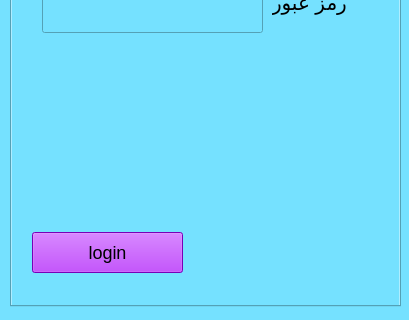
Above: loginpage.ui from ehsan-esf0/Qt-Game before the change; both pictures show x 0 to 409 and y 164 to 484 of the 409 by 484 pixel window. Below: the same form after it.
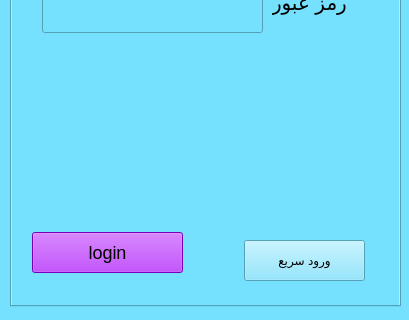
That is the form after the change.

What changed in the file:
```diff
--- a/loginpage.ui
+++ b/loginpage.ui
@@ -320,6 +320,19 @@
       <set>Qt::AlignmentFlag::AlignRight|Qt::AlignmentFlag::AlignTrailing|Qt::AlignmentFlag::AlignVCenter</set>
      </property>
     </widget>
+    <widget class="QPushButton" name="pushButton">
+     <property name="geometry">
+      <rect>
+       <x>232</x>
+       <y>368</y>
+       <width>121</width>
+       <height>41</height>
+      </rect>
+     </property>
+     <property name="text">
+      <string>ورود سریع</string>
+     </property>
+    </widget>
    </widget>
   </widget>
  </widget>
```
